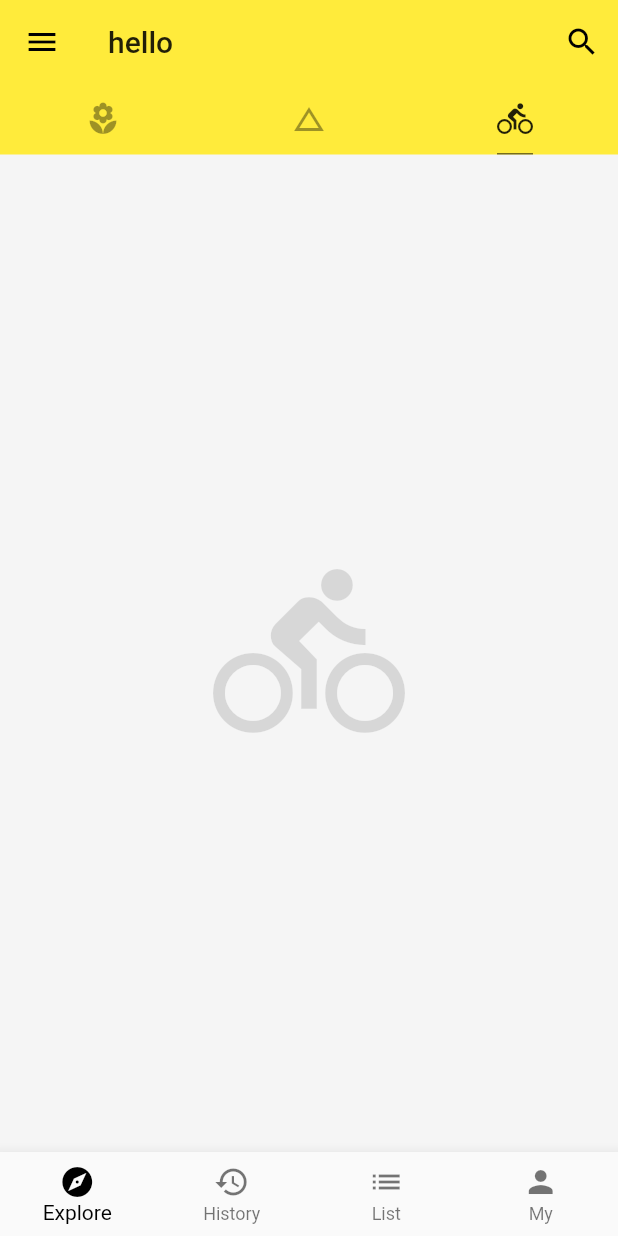
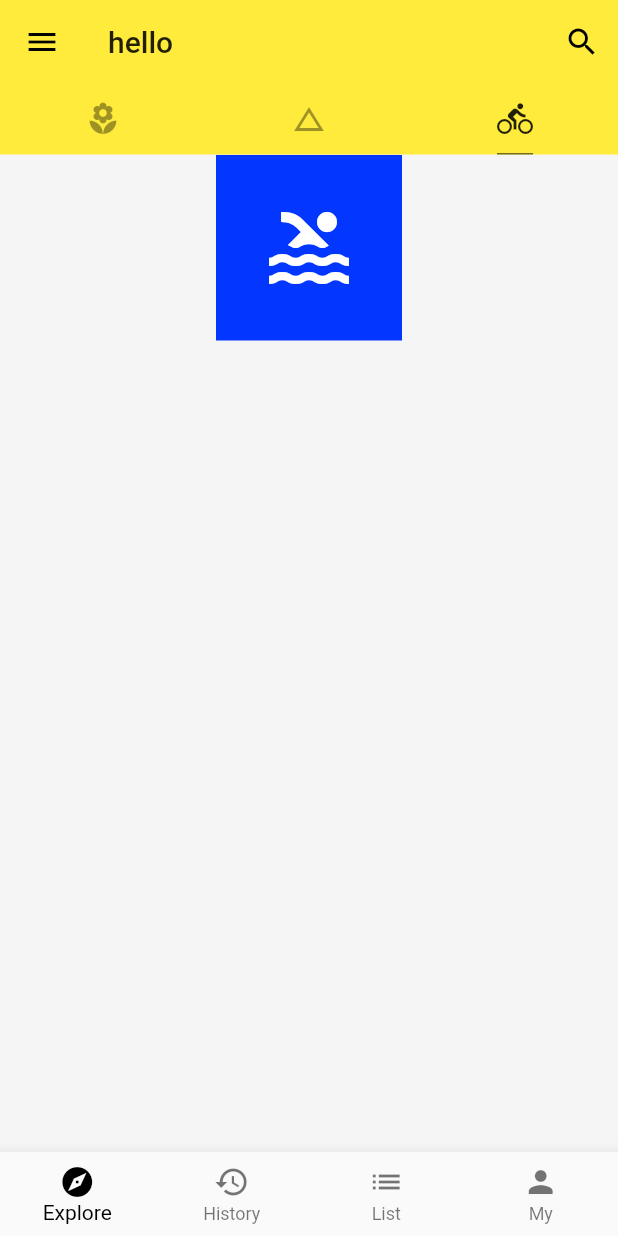
Before and after one commit to ShondaXX/flutter, a Flutter app: the screen it shows after launch, tab 3 chosen, on a phone screen of 412 x 824 dp. Run offline on Flutter 3.47's test engine with Material 2 defaults, Android fonts, the phone set to English and light mode, and no system bars; network calls fail.

Commit message:
Column:竖排小部件

```diff
--- /dev/null
+++ b/lib/demo/layout_demo.dart
@@ -0,0 +1,36 @@
+import 'package:flutter/material.dart';
+
+class LayoutDemo extends StatelessWidget{
+  @override
+  Widget build(BuildContext context){
+    return Column(//竖排小部件
+      children: <Widget>[
+        IconBadge(Icons.pool,size:64.0)
+      ],
+    );
+  }
+}
+
+class IconBadge extends StatelessWidget{
+  final IconData icon;
+  final double size;
+
+  IconBadge(this.icon,{
+    this.size = 32.0
+  });
+
+  @override
+  Widget build(BuildContext context){
+    return Container(//盒子小部件
+      child: Icon(//图标小部件
+        icon,
+        size: size,
+        color: Colors.white,
+        ),
+        width: size + 60,
+        height: size + 60,
+        color: Color.fromRGBO(3, 54, 255, 1.0),
+    );
+  }
+
+}
--- a/lib/main.dart
+++ b/lib/main.dart
@@ -4,6 +4,7 @@ import './demo/hello_demo.dart';
 import './demo/drawer_demo.dart';
 import './demo/bottom_navigation_bar_demo.dart';
 import './demo/basic_demo.dart';
+import './demo/layout_demo.dart';
 
 void main() => runApp(App());
 
@@ -88,11 +89,12 @@ class Home extends StatelessWidget {
             //   color: Colors.black12,
             // ),
             BasicDemo(),
-            Icon(//图标小部件
-              Icons.directions_bike,
-              size: 128.0,
-              color: Colors.black12,
-            )
+            LayoutDemo()
+            // Icon(//图标小部件
+            //   Icons.directions_bike,
+            //   size: 128.0,
+            //   color: Colors.black12,
+            // )
           ],
         ),
         //ListViewDemo(),
```
